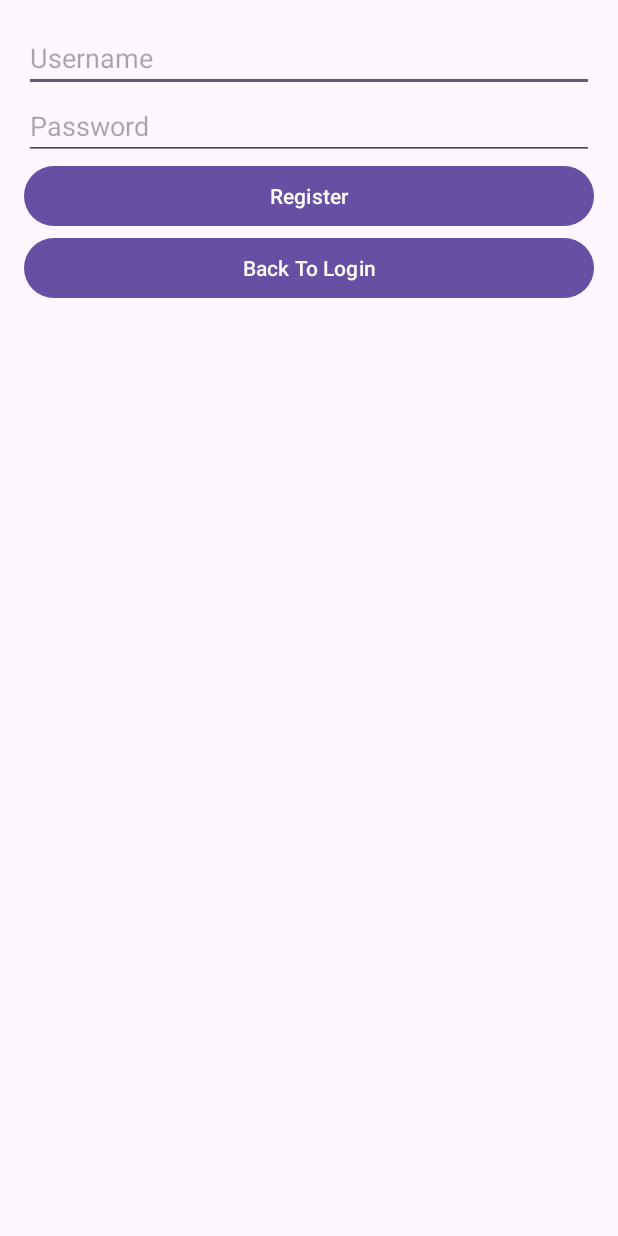
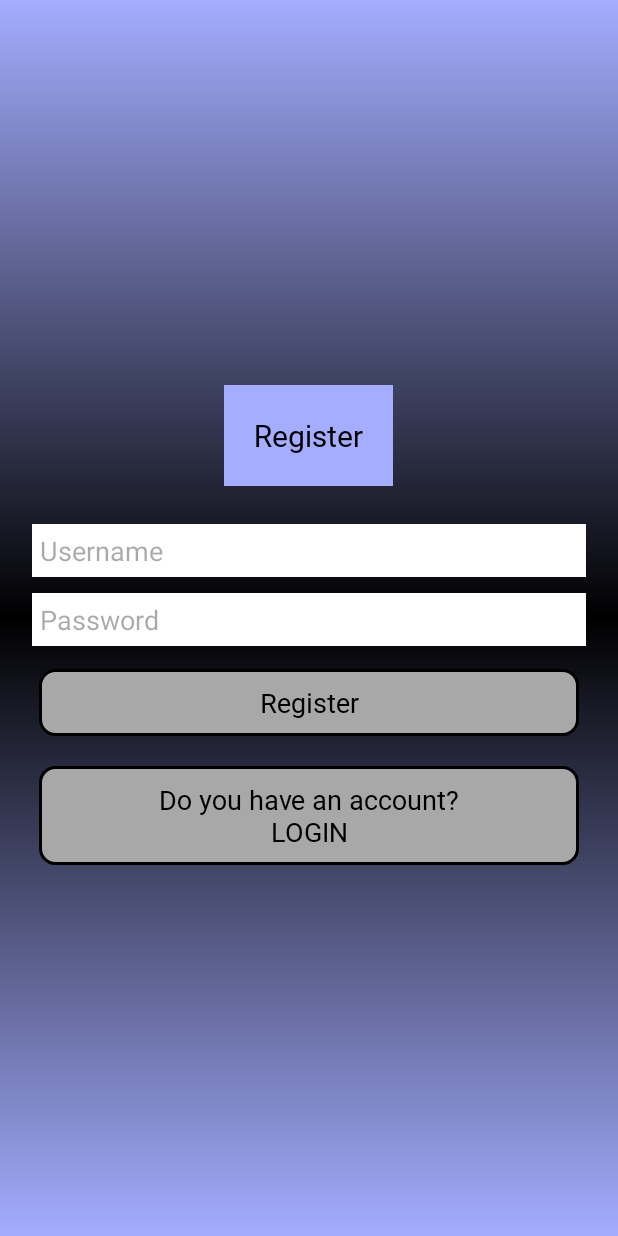
Before and after one commit to juanfrancisco164/Android_Games, an Android app: the Register screen opened directly, with no data from a screen before it, on a phone screen of 412 x 824 dp. Run offline under Robolectric (Android 15) with nearby library versions, the phone set to English and light mode, and no system bars.

Commit message:
Adding ReciclerView on menu. Upgrading layouts (login and register)

```diff
--- a/app/src/main/java/com/example/games_overspace/Login.java
+++ b/app/src/main/java/com/example/games_overspace/Login.java
@@ -11,6 +11,7 @@ import android.os.Bundle;
 import android.view.View;
 import android.widget.Button;
 import android.widget.EditText;
+import android.widget.TextView;
 
 public class Login extends AppCompatActivity {
     private EditText usernameEditText;
@@ -24,7 +25,7 @@ public class Login extends AppCompatActivity {
         usernameEditText = findViewById(R.id.editTextUsernameLogin);
         passwordEditText = findViewById(R.id.editTextPasswordLogin);
 
-        Button registerButton = findViewById(R.id.buttonRegister);
+        TextView registerButton = findViewById(R.id.buttonRegister);
         registerButton.setOnClickListener(new View.OnClickListener() {
             @Override
             public void onClick(View view) {
@@ -32,7 +33,7 @@ public class Login extends AppCompatActivity {
             }
         });
 
-        Button sendButton = findViewById(R.id.buttonLogin);
+        TextView sendButton = findViewById(R.id.buttonLogin);
         sendButton.setOnClickListener(new View.OnClickListener() {
             @Override
             public void onClick(View view) {
--- a/app/src/main/java/com/example/games_overspace/Register.java
+++ b/app/src/main/java/com/example/games_overspace/Register.java
@@ -11,6 +11,9 @@ import android.os.Bundle;
 import android.view.View;
 import android.widget.Button;
 import android.widget.EditText;
+import android.widget.TextView;
+
+import org.w3c.dom.Text;
 
 public class Register extends AppCompatActivity {
     private EditText usernameEditText;
@@ -24,14 +27,15 @@ public class Register extends AppCompatActivity {
         usernameEditText = findViewById(R.id.editTextRegister);
         passwordEditText = findViewById(R.id.editTextPasswordRegister);
 
-        Button loginButton = findViewById(R.id.backToLogin);
+        TextView loginButton = findViewById(R.id.backToLogin);
         loginButton.setOnClickListener(new View.OnClickListener() {
             @Override
             public void onClick(View view) {
                 openLoginPage();
             }
         });
-        Button sendButton = findViewById(R.id.buttonSubmitRegister);
+
+        TextView sendButton = findViewById(R.id.buttonSubmitRegister);
         sendButton.setOnClickListener(new View.OnClickListener() {
             @Override
             public void onClick(View view) {
@@ -88,7 +92,6 @@ public class Register extends AppCompatActivity {
                 .setTitle("Error")
                 .setPositiveButton("OK", new DialogInterface.OnClickListener() {
                     public void onClick(DialogInterface dialog, int id) {
-                        // Cierra el diálogo (no necesitas hacer nada aquí porque solo es un mensaje de error)
                     }
                 });
         AlertDialog dialog = builder.create();
--- a/app/src/main/res/layout/activity_2048.xml
+++ b/app/src/main/res/layout/activity_2048.xml
@@ -219,16 +219,17 @@
         android:padding="15dp"
         android:drawableStart="@drawable/baseline_undo_24"
         android:onClick="undo_2048" />
+
     <TextView
         android:id="@+id/btnStartGame"
         android:layout_below="@id/undoButton2048"
-        android:text="Comenzar Juego"
+        android:text="New Game"
         style="@style/ButtonStyle" />
 
     <TextView
         android:id="@+id/btnGoToMenuFromGame"
         android:layout_below="@id/btnStartGame"
-        android:text="Ir al Menú"
+        android:text="Back to menu"
         android:onClick="goToMenu"
         style="@style/ButtonStyle" />
 </RelativeLayout>
--- a/app/src/main/res/layout/activity_register.xml
+++ b/app/src/main/res/layout/activity_register.xml
@@ -10,32 +10,41 @@
         android:layout_height="match_parent"
         android:orientation="vertical"
         android:padding="16dp"
-        tools:context=".Register">
+        tools:context=".Register"
+        android:background="@drawable/gradient_drawable"
+        android:gravity="center">
+
+        <TextView
+            android:layout_width="wrap_content"
+            android:layout_height="wrap_content"
+            android:layout_margin="20dp"
+            android:background="#A4ADFF"
+            android:fontFamily="@font/imperial"
+            android:padding="20dp"
+            android:text="Register"
+            android:textColor="@color/black"
+            android:textSize="20dp"/>
 
         <EditText
             android:id="@+id/editTextRegister"
-            android:layout_width="match_parent"
-            android:layout_height="wrap_content"
             android:hint="Username"
-            android:inputType="textEmailAddress"/>
+            android:inputType="textEmailAddress"
+            style="@style/editTextStyle"/>
 
         <EditText
             android:id="@+id/editTextPasswordRegister"
-            android:layout_width="match_parent"
-            android:layout_height="wrap_content"
             android:hint="Password"
-            android:inputType="textPassword"/>
+            android:inputType="textPassword"
+            style="@style/editTextStyle"/>
 
-        <Button
+        <TextView
             android:id="@+id/buttonSubmitRegister"
-            android:layout_width="match_parent"
-            android:layout_height="wrap_content"
+            style="@style/ButtonStyle"
             android:text="Register"/>
-        <Button
+        <TextView
             android:id="@+id/backToLogin"
-            android:layout_width="match_parent"
-            android:layout_height="wrap_content"
-            android:text="Back To Login"/>
+            style="@style/ButtonStyle"
+            android:text="Do you have an account?\nLOGIN"/>
 
     </LinearLayout>
 
--- a/app/src/main/res/layout/activity_senku.xml
+++ b/app/src/main/res/layout/activity_senku.xml
@@ -41,7 +41,7 @@
             android:fontFamily="@font/imperial"/>
         <TextView
             android:id="@+id/timeView"
-            android:layout_width="20dp"
+            android:layout_width="0dp"
             android:layout_height="wrap_content"
             android:layout_marginStart="16dp"
             android:layout_weight="1"
@@ -90,13 +90,13 @@
     <TextView
         android:id="@+id/btnStartGame"
         android:layout_below="@id/undoButtonSenku"
-        android:text="Comenzar Juego"
+        android:text="New Game"
         android:onClick="startNewGame"
         style="@style/ButtonStyle" />
     <TextView
         android:id="@+id/btnGoToMenu"
         android:layout_below="@id/btnStartGame"
-        android:text="Ir al Menú"
+        android:text="Back to menu"
         android:onClick="goToMenu"
         style="@style/ButtonStyle" />
 </RelativeLayout>
--- a/app/src/main/res/values/styles.xml
+++ b/app/src/main/res/values/styles.xml
@@ -61,8 +61,26 @@
         <item name="android:textColor">@color/black</item>
         <item name="android:fontFamily">@font/imperial</item>
         <item name="android:padding">10dp</item>
+        <item name="android:gravity">center</item>
         <item name="android:background">@drawable/rounded_button_background</item>
     </style>
 
+    <!-- EditText -->
+    <style name="editTextStyle" parent="Widget.AppCompat.EditText">
+        <item name="android:layout_width">match_parent</item>
+        <item name="android:layout_height">wrap_content</item>
+        <item name="android:background">@color/white</item>
+        <item name="android:padding">5dp</item>
+        <item name="android:layout_margin">5dp</item>
+        <item name="android:textColor">@color/black</item>
+    </style>
 
+    <style name="tittleWelcome">
+        <item name="android:gravity">center</item>
+        <item name="android:layout_width">wrap_content</item>
+        <item name="android:layout_height">wrap_content</item>
+        <item name="android:padding">10dp</item>
+        <item name="android:fontFamily">@font/imperial</item>
+        <item name="android:textColor">@color/black</item>
+    </style>
 </resources>
```
Also changed, not shown: app/src/main/java/com/example/games_overspace/MainMenuActivity.java (+48 -0 lines), app/src/main/java/com/example/games_overspace/MainSenku.java (+14 -2 lines), app/src/main/java/com/example/games_overspace/MenuAdapter.java (added, +64 -0 lines), app/src/main/java/com/example/games_overspace/SettingsMenu.java (+12 -4 lines), app/src/main/res/layout/Main_Menu.xml (+17 -37 lines), app/src/main/res/layout/activity_login.xml (+24 -14 lines), app/src/main/res/layout/menu_item_layout.xml (added, +19 -0 lines), app/src/main/res/drawable/photo2048.jpg (added), app/src/main/res/drawable/senku_photo.jpg (added), app/src/main/res/drawable/settings_photo.png (added).
